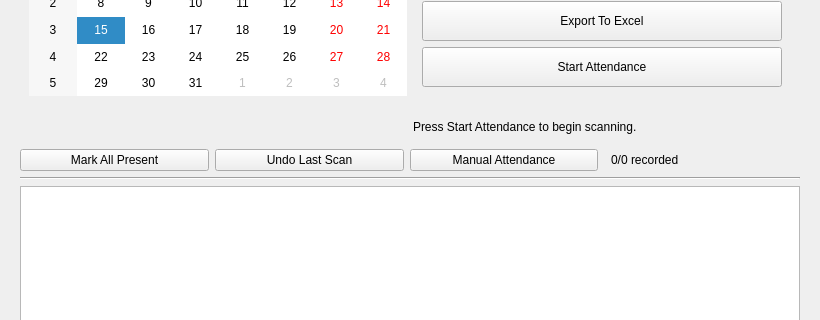
First picture: the form in ui/take_attendance_window.ui, repository imndllnuri/students-attendance-app, before the edit; both pictures show x 0 to 820 and y 143 to 463 of the 820 by 580 pixel window.
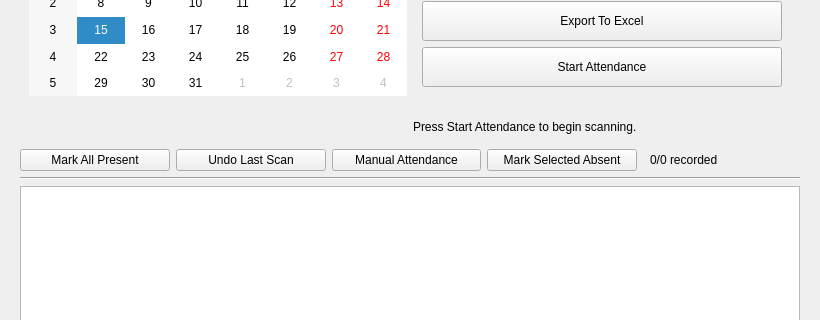
Second picture: the form after the edit.

Commit message:
#24: Bulk Mark Selected Absent
Adds a "Mark Selected Absent" button (multi-select dialog) for
cancelled-session scenarios, mirroring "Mark All Present." Also fixes
the roster table row tint to use error_tint for Absent instead of
incorrectly reusing the Present success_tint.

Diff of the .ui file:
```diff
--- a/ui/take_attendance_window.ui
+++ b/ui/take_attendance_window.ui
@@ -52,6 +52,12 @@
           <property name="toolTip"><string>Mark a student's attendance without an RFID scan</string></property>
          </widget>
         </item>
+        <item>
+         <widget class="QPushButton" name="mark_selected_absent_btn">
+          <property name="text"><string>Mark Selected Absent</string></property>
+          <property name="toolTip"><string>Explicitly record chosen students as absent (e.g. a cancelled session)</string></property>
+         </widget>
+        </item>
         <item>
          <spacer name="attendance_actions_spacer">
           <property name="orientation"><enum>Qt::Horizontal</enum></property>
```
The commit also changes 3 other files.
